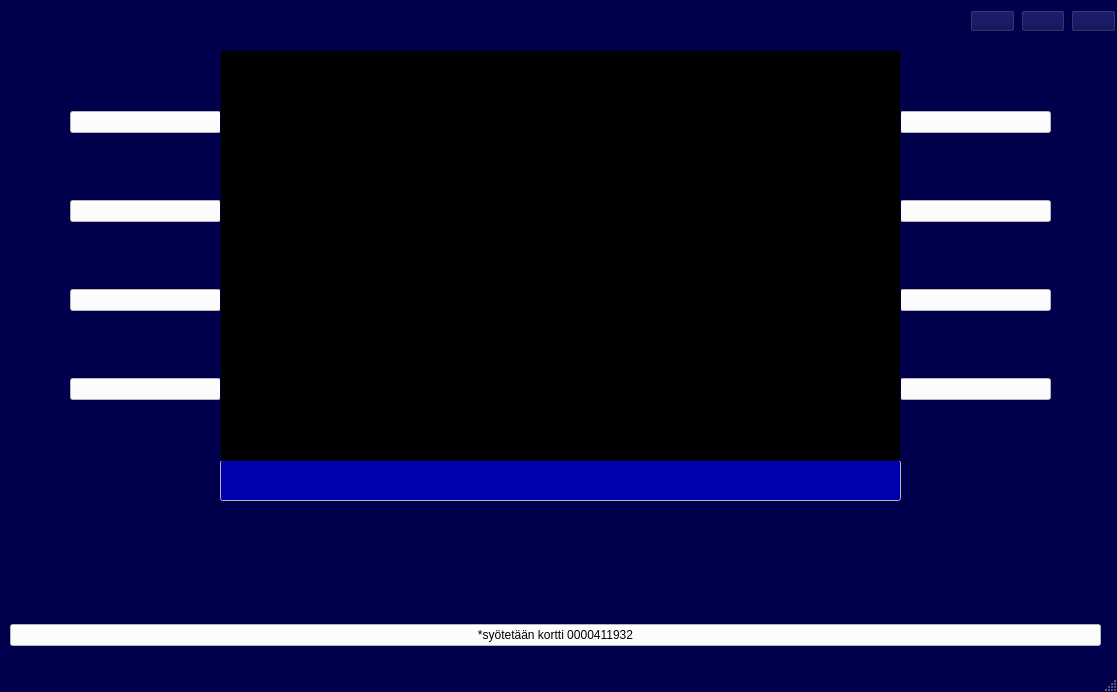
Old version of the form bankautomat_exe/bankautomat/mainwindow.ui in the repository Siistikissa/bankautomat.
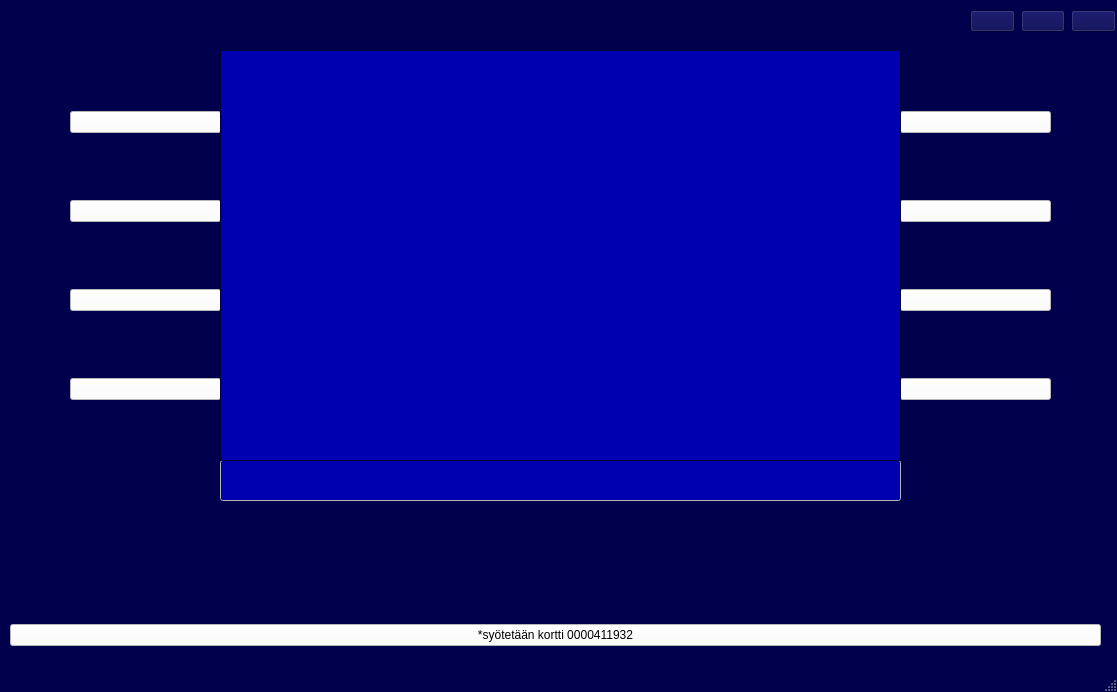
New version of the form. Icons and pictures are not drawn.

Commit message: fixed transactions and show balance, ui changes

```diff
--- a/bankautomat_exe/bankautomat/mainwindow.ui
+++ b/bankautomat_exe/bankautomat/mainwindow.ui
@@ -5143,6 +5143,48 @@
       <height>411</height>
      </rect>
     </property>
+    <property name="palette">
+     <palette>
+      <active>
+       <colorrole role="Base">
+        <brush brushstyle="SolidPattern">
+         <color alpha="255">
+          <red>0</red>
+          <green>0</green>
+          <blue>176</blue>
+         </color>
+        </brush>
+       </colorrole>
+      </active>
+      <inactive>
+       <colorrole role="Base">
+        <brush brushstyle="SolidPattern">
+         <color alpha="255">
+          <red>0</red>
+          <green>0</green>
+          <blue>176</blue>
+         </color>
+        </brush>
+       </colorrole>
+      </inactive>
+      <disabled/>
+     </palette>
+    </property>
+    <property name="font">
+     <font>
+      <pointsize>28</pointsize>
+     </font>
+    </property>
+    <property name="html">
+     <string>&lt;!DOCTYPE HTML PUBLIC &quot;-//W3C//DTD HTML 4.0//EN&quot; &quot;http://www.w3.org/TR/REC-html40/strict.dtd&quot;&gt;
+&lt;html&gt;&lt;head&gt;&lt;meta name=&quot;qrichtext&quot; content=&quot;1&quot; /&gt;&lt;meta charset=&quot;utf-8&quot; /&gt;&lt;style type=&quot;text/css&quot;&gt;
+p, li { white-space: pre-wrap; }
+hr { height: 1px; border-width: 0; }
+li.unchecked::marker { content: &quot;\2610&quot;; }
+li.checked::marker { content: &quot;\2612&quot;; }
+&lt;/style&gt;&lt;/head&gt;&lt;body style=&quot; font-family:'Segoe UI'; font-size:28pt; font-weight:400; font-style:normal;&quot;&gt;
+&lt;p align=&quot;center&quot; style=&quot;-qt-paragraph-type:empty; margin-top:0px; margin-bottom:0px; margin-left:0px; margin-right:0px; -qt-block-indent:0; text-indent:0px;&quot;&gt;&lt;br /&gt;&lt;/p&gt;&lt;/body&gt;&lt;/html&gt;</string>
+    </property>
    </widget>
   </widget>
   <widget class="QMenuBar" name="menubar">
```
The commit also changes 3 other files.
